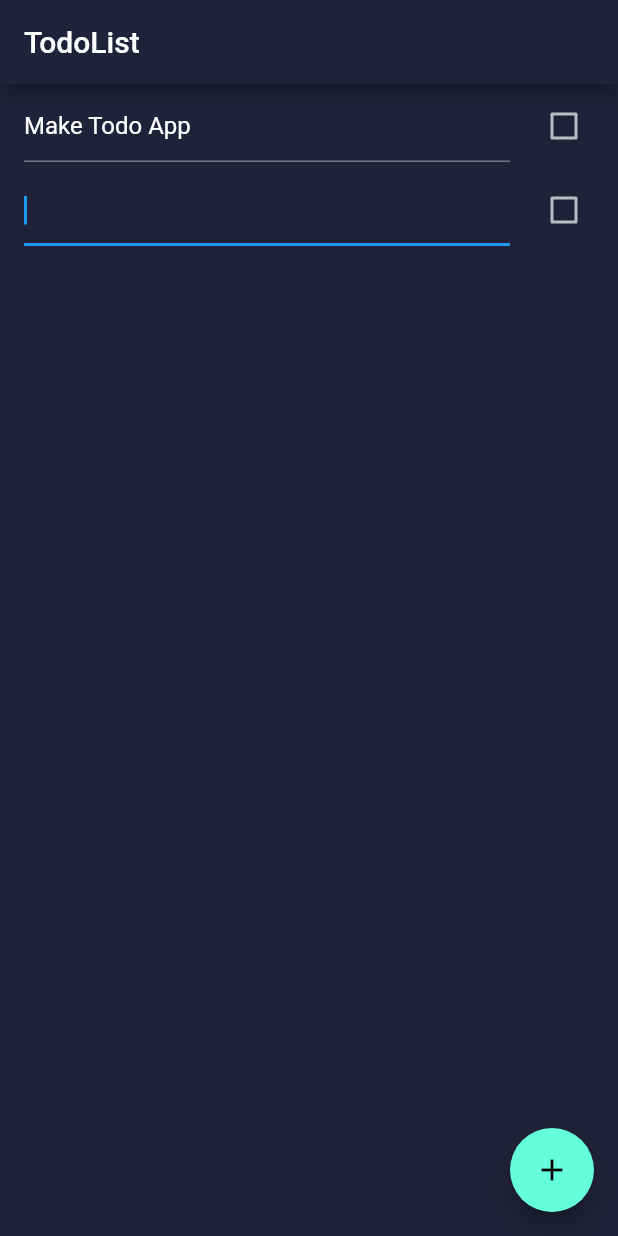
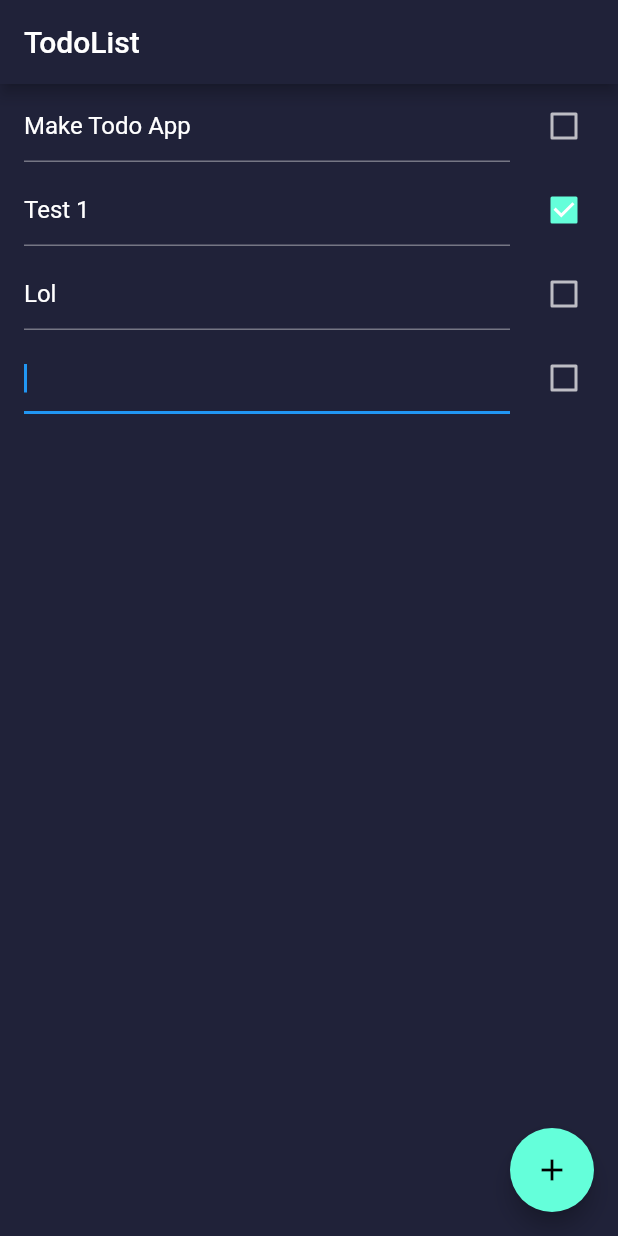
Before and after one commit to tusharsadhwani/flutter_todo, a Flutter app: the screen it shows after launch, after a tap on the "add" icon, on a phone screen of 412 x 824 dp. Run offline on Flutter 3.47's test engine with Material 2 defaults, Android fonts, the phone set to English and light mode, and no system bars.

Commit message:
Make todos reorderable

```diff
--- a/lib/classes/todos.dart
+++ b/lib/classes/todos.dart
@@ -1,6 +1,8 @@
 class Todos {
   List<Map<String, dynamic>> _todoList = [
     {'title': "Make Todo App", 'checked': false},
+    {'title': "Test 1", 'checked': true},
+    {'title': "Lol", 'checked': false},
   ];
   List<Map<String, dynamic>> get todoList {
     return _todoList;
@@ -19,4 +21,10 @@ class Todos {
     print("updating text to $value");
     _todoList[index]['title'] = value;
   }
+
+  void reorderTodo(int prevPos, int newPos) {
+    if (newPos > prevPos) newPos -= 1;
+    final todo = _todoList.removeAt(prevPos);
+    _todoList.insert(newPos, todo);
+  }
 }
--- a/lib/screens/TodoList/todo_item.dart
+++ b/lib/screens/TodoList/todo_item.dart
@@ -9,11 +9,12 @@ class TodoItem extends StatefulWidget {
 
   TodoItem(
     this.data, {
+    Key key,
     @required this.checkItem,
     @required this.updateText,
     @required this.focusNode,
     @required this.focused,
-  });
+  }) : super(key: key);
 
   @override
   _TodoItemState createState() => _TodoItemState();
--- a/lib/screens/TodoList/todo_list.dart
+++ b/lib/screens/TodoList/todo_list.dart
@@ -25,9 +25,15 @@ class _TodoListState extends State<TodoList> {
       appBar: AppBar(
         title: Text("TodoList"),
       ),
-      body: ListView.builder(
-        itemBuilder: (BuildContext ctx, int index) => TodoItem(
+      body: ReorderableListView(
+        onReorder: (prevPos, newPos) => (setState(
+          () => todos.reorderTodo(prevPos, newPos),
+        )),
+        children: List.generate(
+          todos.todoList.length,
+          (int index) => TodoItem(
             todos.todoList[index],
+            key: ValueKey(index),
             focusNode: nodes[index],
             focused: index == focusedNodeIndex,
             checkItem: (bool value) =>
@@ -35,7 +41,7 @@ class _TodoListState extends State<TodoList> {
             updateText: (String value) =>
                 setState(() => todos.updateText(index, value)),
           ),
-        itemCount: todos.todoList.length,
+        ),
       ),
       floatingActionButton: FloatingActionButton(
         child: Icon(Icons.add),
```
Lines whose indentation alone changed are shown as unchanged.
